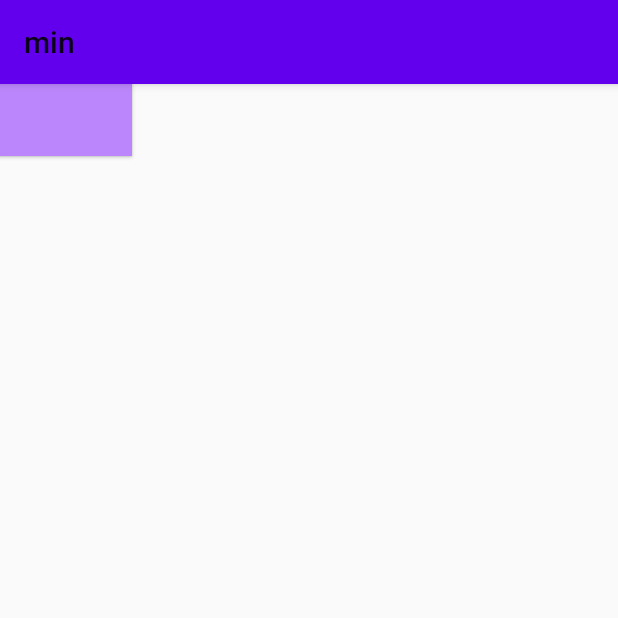
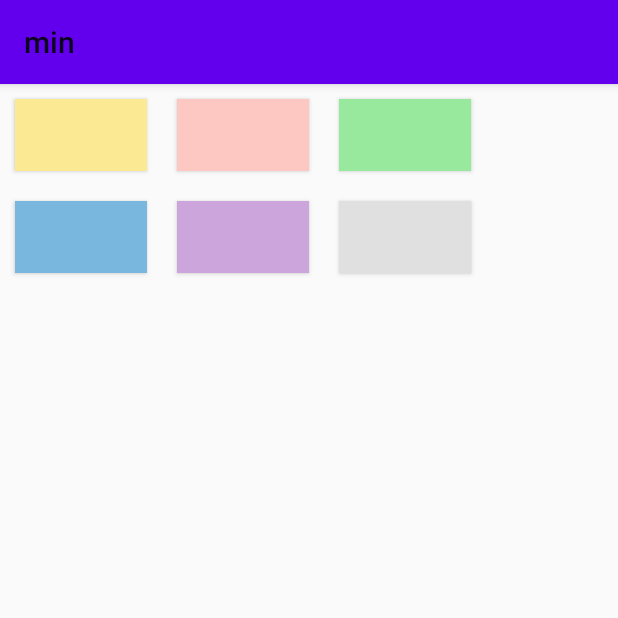
Before and after one commit to Je-0204/min, an Android app: the SettingDictionary screen opened directly, with no data from a screen before it, on a phone screen of 412 x 824 dp, the top half of it. Run offline under Robolectric (Android 15) with nearby library versions, the phone set to English and light mode, and no system bars.

```diff
--- a/app/src/main/res/layout/activity_setting_dictionary.xml
+++ b/app/src/main/res/layout/activity_setting_dictionary.xml
@@ -4,13 +4,56 @@
     xmlns:tools="http://schemas.android.com/tools"
     android:layout_width="match_parent"
     android:layout_height="match_parent">
-    <Button
-        android:layout_width="wrap_content"
+    <LinearLayout
+        android:id="@+id/color1"
+        android:layout_width="match_parent"
         android:layout_height="wrap_content"
-        android:background="@color/purple_200"></Button>
-    <Button
-        android:layout_width="wrap_content"
+        android:orientation="horizontal">
+        <Button
+            android:layout_width="wrap_content"
+            android:layout_height="wrap_content"
+            android:background="#fbe993"
+            android:onClick="yellow"
+            android:layout_margin="10dp"></Button>
+        <Button
+            android:layout_width="wrap_content"
+            android:layout_height="wrap_content"
+            android:background="#fdc7c2"
+            android:onClick="pink"
+            android:layout_margin="10dp"></Button>
+        <Button
+            android:layout_width="wrap_content"
+            android:layout_height="wrap_content"
+            android:background="#98e99e"
+            android:onClick="green"
+            android:layout_margin="10dp"></Button>
+    </LinearLayout>
+
+    <LinearLayout
+        android:id="@+id/color2"
+        android:layout_below="@id/color1"
+        android:layout_width="match_parent"
         android:layout_height="wrap_content"
-        android:background="@color/purple_200"></Button>
+        android:orientation="horizontal">
+        <Button
+            android:layout_width="wrap_content"
+            android:layout_height="wrap_content"
+            android:background="#7ab7df"
+            android:onClick="blue"
+            android:layout_margin="10dp"></Button>
+        <Button
+            android:layout_width="wrap_content"
+            android:layout_height="wrap_content"
+            android:background="#cba5dc"
+            android:onClick="purple"
+            android:layout_margin="10dp"></Button>
+
+        <Button
+            android:layout_width="wrap_content"
+            android:layout_height="wrap_content"
+            android:background="#e0e0e0"
+            android:onClick="gray"
+            android:layout_margin="10dp"></Button>
+    </LinearLayout>
 
 </RelativeLayout>
```
Also changed, not shown: app/src/main/java/com/example/min/MainActivity.java (+26 -3 lines), app/src/main/res/layout/activity_main.xml (+1 -12 lines).
